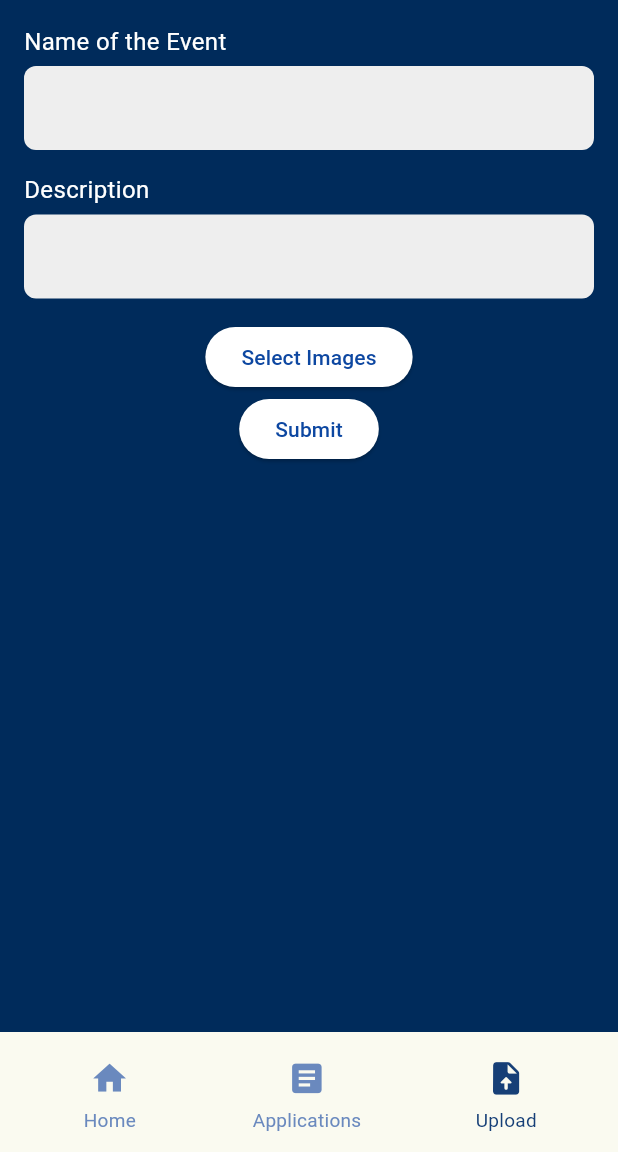
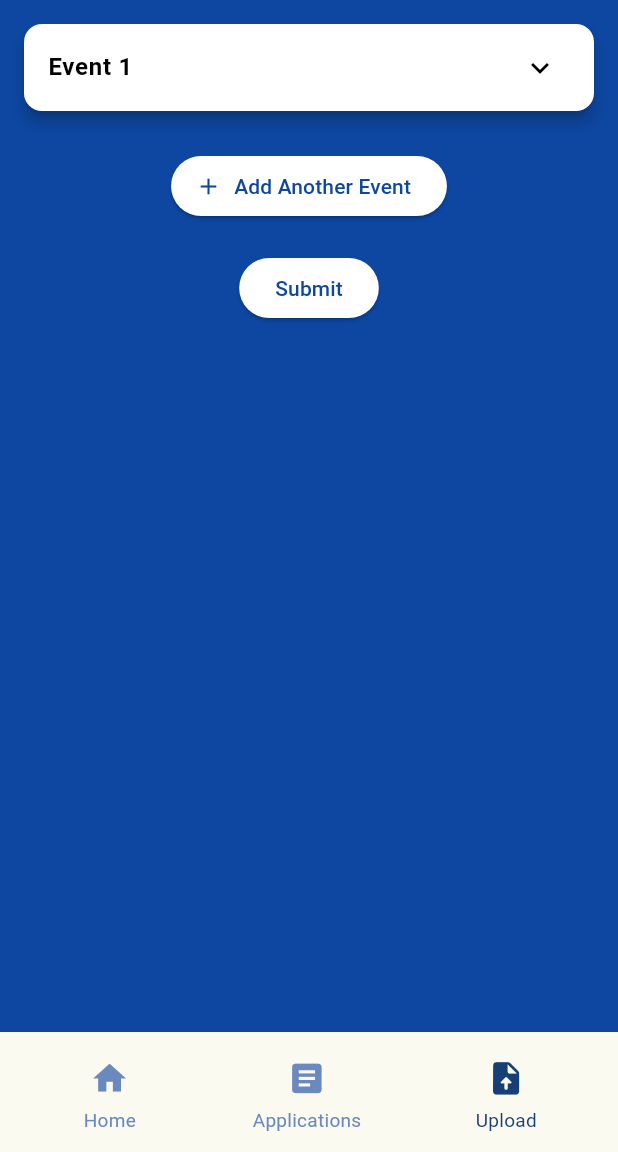
Before and after one commit to suzannedantis/ngobeacon, a Flutter app: the SuccessStoriesForm screen opened directly, on a phone screen of 412 x 824 dp, the part 84-1236 px from its top. Run offline on Flutter 3.47's test engine with Material 3 defaults, Android fonts, the phone set to English and light mode, and no system bars; our stand-ins replace fl_chart, google_fonts, google_sign_in, image_picker, shared_preferences, supabase_flutter; accounts and stored records are empty.

Commit message:
added designation and made success stories as cards

```diff
--- a/lib/NGO_WIKI/ngowiki_page.dart
+++ b/lib/NGO_WIKI/ngowiki_page.dart
@@ -33,7 +33,7 @@ class NGOWikiPage extends StatelessWidget {
             ),
             const SizedBox(height: 12),
             _buildButton(
-              "Update NGOWiki Page",
+              "Edit NGOWiki Page",
               context,
               onTap: () {
                 // Navigate to Update/Edit Page
--- a/lib/NGO_WIKI/success_stories_form.dart
+++ b/lib/NGO_WIKI/success_stories_form.dart
@@ -6,21 +6,25 @@ import 'dart:io';
 
 class SuccessStoriesForm extends StatefulWidget {
   const SuccessStoriesForm({super.key});
+
   @override
   State<SuccessStoriesForm> createState() => _SuccessStoriesFormState();
 }
 
 class _SuccessStoriesFormState extends State<SuccessStoriesForm> {
   final ImagePicker _picker = ImagePicker();
-  List<XFile>? _selectedImages;
+  List<EventCardData> _eventCards = [EventCardData()];
 
-  Future<void> pickImages() async {
-    final List<XFile>? images = await _picker.pickMultiImage();
-    if (images != null) {
+  void _addEventCard() {
     setState(() {
-        _selectedImages = images;
+      _eventCards.add(EventCardData());
     });
   }
+
+  void _removeEventCard(int index) {
+    setState(() {
+      if (_eventCards.length > 1) _eventCards.removeAt(index);
+    });
   }
 
   @override
@@ -28,68 +32,150 @@ class _SuccessStoriesFormState extends State<SuccessStoriesForm> {
     return Scaffold(
       appBar: TopNavBar(),
       bottomNavigationBar: BottomNavBar(selectedIndex: 2),
-      backgroundColor: Color(0xFF002B5B),
+      backgroundColor: Colors.blue.shade900, // translucent grey
       body: SafeArea(
         child: SingleChildScrollView(
-          child: Padding(
-            padding: const EdgeInsets.all(16.0),
+          padding: const EdgeInsets.all(16),
           child: Column(
             children: [
-                buildTextField("Name of the Event"),
-                buildTextField("Description"),
-                Column(
+              ..._eventCards.asMap().entries.map((entry) {
+                int index = entry.key;
+                EventCardData card = entry.value;
+
+                return Card(
+                  color: Colors.white,
+                  elevation: 4,
+                  shape: RoundedRectangleBorder(
+                    borderRadius: BorderRadius.circular(12),
+                  ),
+                  margin: const EdgeInsets.only(bottom: 16),
+                  child: ExpansionTile(
+                    title: Text(
+                      "Event ${index + 1}",
+                      style: const TextStyle(
+                        fontWeight: FontWeight.bold,
+                        color: Colors.black,
+                      ),
+                    ),
+                    trailing: Icon(
+                      card.isExpanded
+                          ? Icons.keyboard_arrow_up
+                          : Icons.keyboard_arrow_down,
+                      color: Colors.black,
+                    ),
+                    onExpansionChanged: (bool expanded) {
+                      setState(() {
+                        card.isExpanded = expanded;
+                      });
+                    },
                     children: [
+                      Padding(
+                        padding: const EdgeInsets.all(16),
+                        child: Column(
+                          crossAxisAlignment: CrossAxisAlignment.start,
+                          children: [
+                            _buildTextField(
+                              "Name of the Event",
+                              card.nameController,
+                            ),
+                            _buildTextField(
+                              "Description",
+                              card.descriptionController,
+                            ),
+                            const SizedBox(height: 10),
                             ElevatedButton(
-                      onPressed: pickImages,
-                      child: Text('Select Images'),
+                              onPressed: () async {
+                                final images = await _picker.pickMultiImage();
+                                if (images != null) {
+                                  setState(() {
+                                    card.images = images;
+                                  });
+                                }
+                              },
+                              child: const Text('Select Images'),
+                              style: ElevatedButton.styleFrom(
+                                backgroundColor: Colors.blue[900],
+                                foregroundColor: Colors.white,
+                              ),
+                            ),
+                            const SizedBox(height: 10),
+                            if (card.images.isNotEmpty)
+                              Wrap(
+                                spacing: 8,
+                                children:
+                                    card.images
+                                        .map(
+                                          (image) => Image.file(
+                                            File(image.path),
+                                            width: 100,
+                                            height: 100,
+                                            fit: BoxFit.cover,
+                                          ),
+                                        )
+                                        .toList(),
+                              ),
+                            const SizedBox(height: 10),
+                            Align(
+                              alignment: Alignment.centerRight,
+                              child: IconButton(
+                                icon: const Icon(
+                                  Icons.delete,
+                                  color: Colors.red,
+                                ),
+                                onPressed: () => _removeEventCard(index),
+                              ),
+                            ),
+                          ],
+                        ),
+                      ),
+                    ],
+                  ),
+                );
+              }),
+              const SizedBox(height: 10),
+              ElevatedButton.icon(
+                onPressed: _addEventCard,
+                icon: const Icon(Icons.add),
+                label: const Text("Add Another Event"),
                 style: ElevatedButton.styleFrom(
                   backgroundColor: Colors.white,
                   foregroundColor: Colors.blue[900],
                 ),
               ),
-                    if (_selectedImages != null)
-                      Wrap(
-                        spacing: 8,
-                        children:
-                            _selectedImages!.map((image) {
-                              return Image.file(
-                                File(image.path),
-                                width: 100,
-                                height: 100,
-                                fit: BoxFit.cover,
-                              );
-                            }).toList(),
-                      ),
-                  ],
-                ),
+              const SizedBox(height: 20),
               ElevatedButton(
-                  onPressed: () {},
+                onPressed: () {
+                  // handle submission
+                },
                 style: ElevatedButton.styleFrom(
                   backgroundColor: Colors.white,
                   foregroundColor: Colors.blue[900],
                 ),
-                  child: Text("Submit"),
+                child: const Text("Submit"),
               ),
             ],
-            ),
           ),
         ),
       ),
     );
   }
 
-  Widget buildTextField(String label) {
+  Widget _buildTextField(String label, TextEditingController controller) {
     return Padding(
-      padding: const EdgeInsets.only(bottom: 15.0),
+      padding: const EdgeInsets.only(bottom: 10),
       child: Column(
         crossAxisAlignment: CrossAxisAlignment.start,
         children: [
-          Text(label, style: TextStyle(fontSize: 16, color: Colors.white)),
-          SizedBox(height: 5),
+          Text(
+            label,
+            style: const TextStyle(fontSize: 14, fontWeight: FontWeight.w500),
+          ),
+          const SizedBox(height: 5),
           TextField(
+            controller: controller,
             decoration: InputDecoration(
               filled: true,
-              fillColor: Colors.grey[200],
+              fillColor: Colors.grey[100],
               border: OutlineInputBorder(
                 borderRadius: BorderRadius.circular(8),
                 borderSide: BorderSide.none,
@@ -101,3 +187,10 @@ class _SuccessStoriesFormState extends State<SuccessStoriesForm> {
     );
   }
 }
+
+class EventCardData {
+  final TextEditingController nameController = TextEditingController();
+  final TextEditingController descriptionController = TextEditingController();
+  List<XFile> images = [];
+  bool isExpanded = false;
+}
```
Also changed, not shown: lib/NGO_WIKI/update_ngowiki_page.dart (+76 -47 lines). Lines whose indentation alone changed are shown as unchanged.
